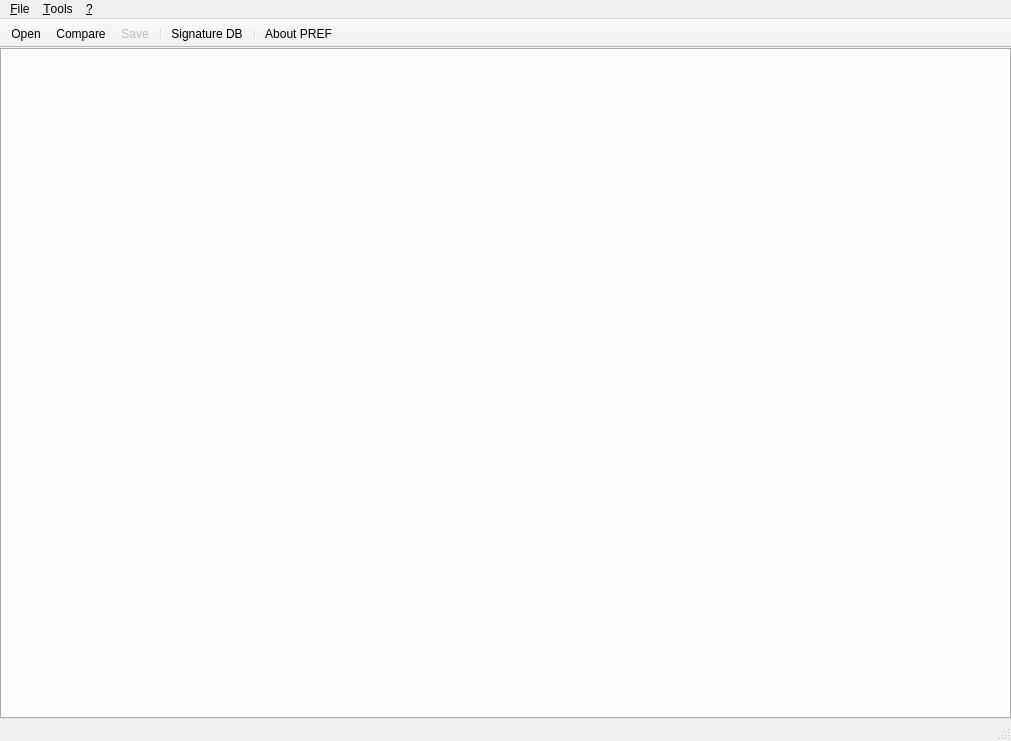
Qt form mainwindow.ui (PREF/PREF) before a commit.
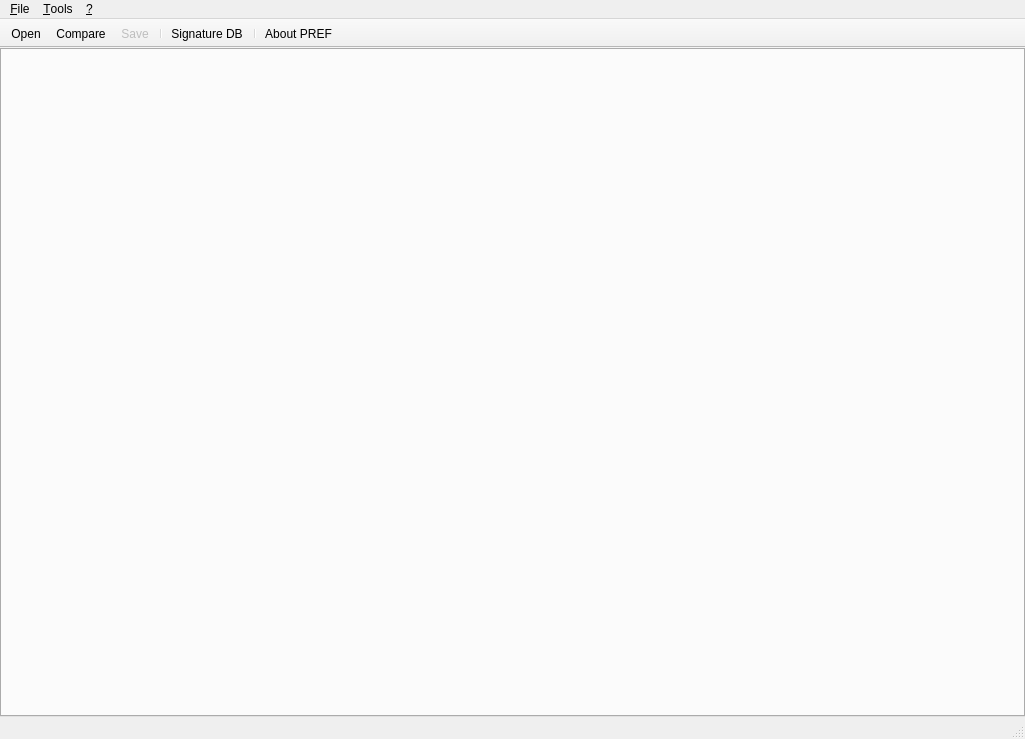
The same form after that commit. Icons and pictures are not drawn. Custom widgets are drawn as their Qt base class.

What changed in the file:
```diff
--- a/mainwindow.ui
+++ b/mainwindow.ui
@@ -6,8 +6,8 @@
    <rect>
     <x>0</x>
     <y>0</y>
-    <width>1011</width>
-    <height>741</height>
+    <width>1025</width>
+    <height>739</height>
    </rect>
   </property>
   <property name="windowTitle">
@@ -39,7 +39,7 @@
     <rect>
      <x>0</x>
      <y>0</y>
-     <width>1011</width>
+     <width>1025</width>
      <height>22</height>
     </rect>
    </property>
```
